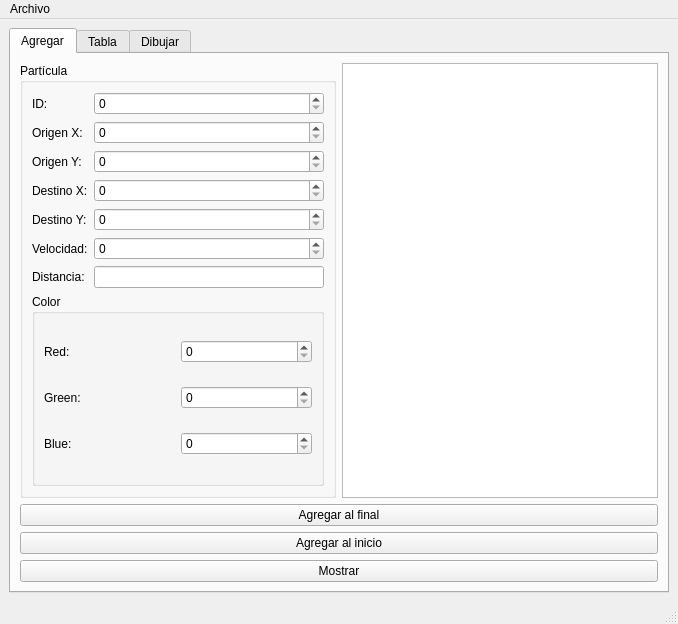
Before: the Qt Designer form mainwindow.ui in ulisesoldemar/Act-08-User_Interface, drawn with Qt 5.
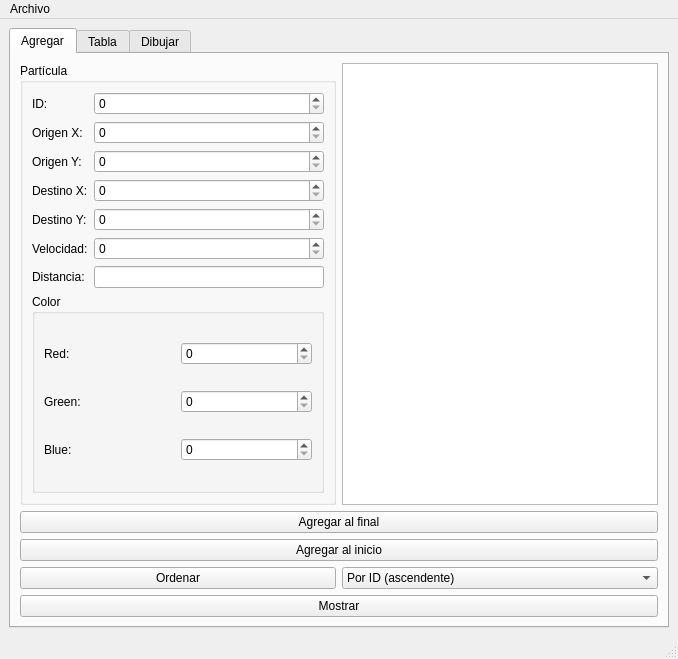
After: the same form once the commit is applied.

Commit message: Actualizada interfaz gráfica con la opción de ordenar partículas por ID, Distancia y Velocidad

Patch:
```diff
--- a/mainwindow.ui
+++ b/mainwindow.ui
@@ -7,7 +7,7 @@
     <x>0</x>
     <y>0</y>
     <width>678</width>
-    <height>624</height>
+    <height>659</height>
    </rect>
   </property>
   <property name="windowTitle">
@@ -190,6 +190,32 @@
           </property>
          </widget>
         </item>
+        <item row="3" column="0">
+         <widget class="QPushButton" name="ordenar_pushButton">
+          <property name="text">
+           <string>Ordenar</string>
+          </property>
+         </widget>
+        </item>
+        <item row="3" column="1">
+         <widget class="QComboBox" name="ordenar_comboBox">
+          <item>
+           <property name="text">
+            <string>Por ID (ascendente)</string>
+           </property>
+          </item>
+          <item>
+           <property name="text">
+            <string>Por distancia (descendente)</string>
+           </property>
+          </item>
+          <item>
+           <property name="text">
+            <string>Por velocidad (ascendente)</string>
+           </property>
+          </item>
+         </widget>
+        </item>
         <item row="1" column="0" colspan="2">
          <widget class="QPushButton" name="agregar_final_pushButton">
           <property name="text">
@@ -204,7 +230,7 @@
           </property>
          </widget>
         </item>
-        <item row="3" column="0" colspan="2">
+        <item row="4" column="0" colspan="2">
          <widget class="QPushButton" name="mostrar_pushButton">
           <property name="text">
            <string>Mostrar</string>
```
